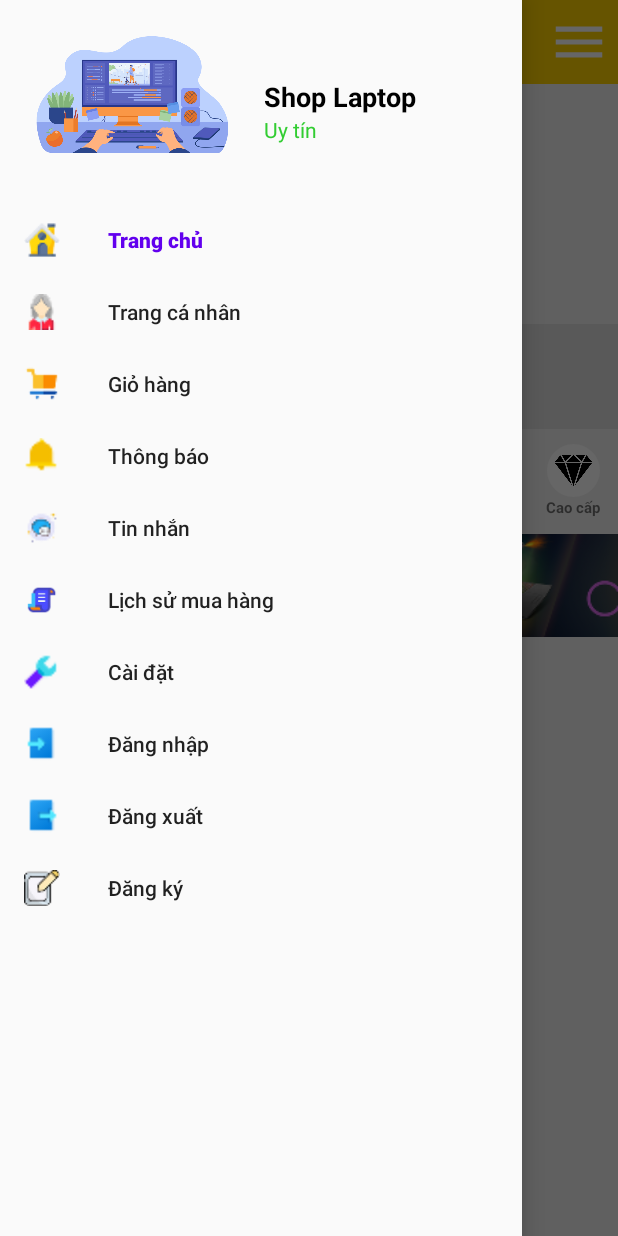
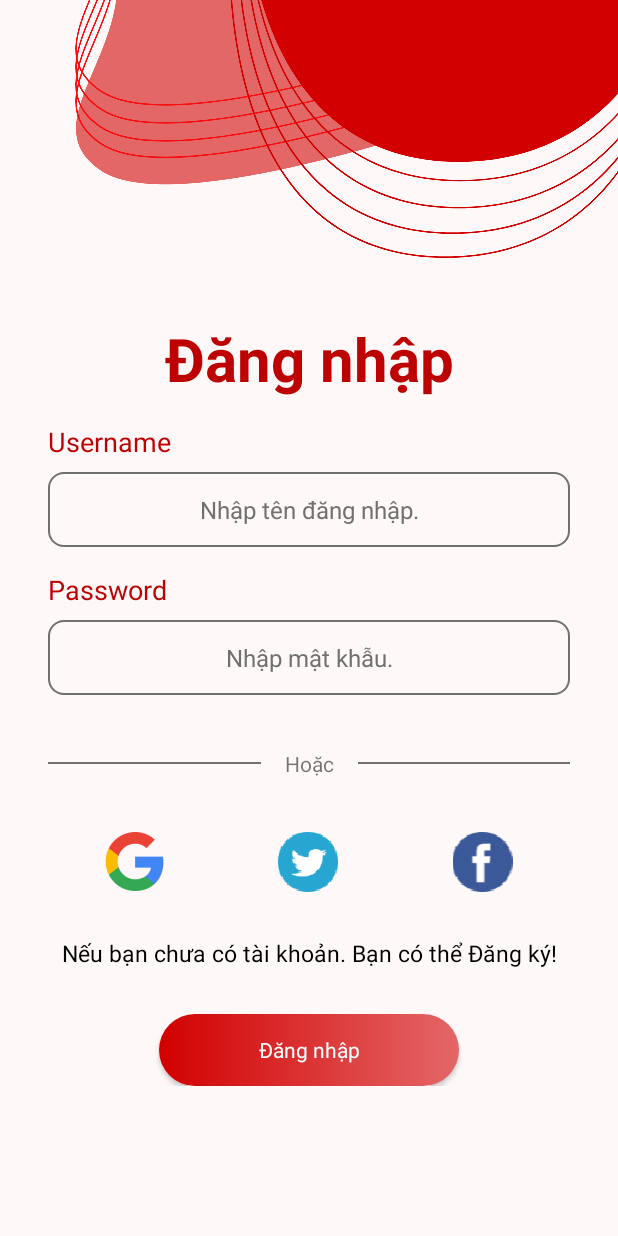
Before and after one commit to buianhtai1205/Android_AppSellLaptop, an Android app: the screen it shows after launch (MainActivity before the commit, LoginActivity after it), after a tap on "Đăng nhập", on a phone screen of 412 x 824 dp. Run offline under Robolectric (Android 15) with nearby library versions, the phone set to English and light mode, and no system bars; our stand-ins replace RxJava, Timber, navigation-ui; libraries missing offline, so code that uses them is left out: hu.akarnokd.rxjava3; pictures from the network do not load; 6 statements that could not run were skipped; 1 other tap on this screen came first.

Commit message:
add LoginActivity and SignUpActivity

```diff
--- a/app/build.gradle
+++ b/app/build.gradle
@@ -18,7 +18,11 @@ android {
     }
 
     buildTypes {
+        debug {
+            debuggable true
+        }
         release {
+            debuggable false
             minifyEnabled false
             proguardFiles getDefaultProguardFile('proguard-android-optimize.txt'), 'proguard-rules.pro'
         }
--- /dev/null
+++ b/app/src/main/java/com/appbanlaptop/activity/LoginActivity.java
@@ -0,0 +1,24 @@
+package com.appbanlaptop.activity;
+
+import android.content.Intent;
+import android.os.Bundle;
+import android.util.Log;
+
+import androidx.appcompat.app.AppCompatActivity;
+
+import com.appbanlaptop.R;
+
+public class LoginActivity extends AppCompatActivity {
+
+    @Override
+    protected void onCreate(Bundle savedInstanceState) {
+        super.onCreate(savedInstanceState);
+        setContentView(R.layout.activity_login);
+
+        Log.d("LoginActivity", "onCreate() called");
+
+//        Intent resultIntent = new Intent();
+//        setResult(RESULT_OK, resultIntent);
+//        finish();
+    }
+}
--- a/app/src/main/java/com/appbanlaptop/activity/MainActivity.java
+++ b/app/src/main/java/com/appbanlaptop/activity/MainActivity.java
@@ -1,5 +1,6 @@
 package com.appbanlaptop.activity;
 
+import androidx.annotation.NonNull;
 import androidx.appcompat.app.AppCompatActivity;
 import androidx.appcompat.widget.Toolbar;
 import androidx.core.view.GravityCompat;
@@ -17,6 +18,10 @@ import android.net.ConnectivityManager;
 import android.net.NetworkInfo;
 import android.os.Bundle;
 import android.os.Handler;
+import android.util.Log;
+import android.view.Menu;
+import android.view.MenuInflater;
+import android.view.MenuItem;
 import android.view.View;
 import android.view.WindowManager;
 import android.view.animation.Animation;
@@ -50,15 +55,69 @@ public class MainActivity extends AppCompatActivity {
     ImageView imageMenu;
     NavigationView navigationViewMain;
 
+
     @Override
     protected void onCreate(Bundle savedInstanceState) {
         super.onCreate(savedInstanceState);
-
         setContentView(R.layout.activity_main);
 
         AnhXa();
         ActionBar();
+        MenuHandleWithLogin();
 
+    }
+
+    @Override
+    protected void onActivityResult(int requestCode, int resultCode, Intent data) {
+        super.onActivityResult(requestCode, resultCode, data);
+
+        if (requestCode == 1) {
+            // Check if the login activity was successful
+            if (resultCode == RESULT_OK) {
+                // The login was successful, do something here (e.g. update UI, show a message)
+            } else {
+                // The login was not successful, do something here (e.g. show an error message)
+            }
+        }
+
+        if (requestCode == 2) {
+            // Check if the sign up activity was successful
+            if (resultCode == RESULT_OK) {
+                // The sign up was successful, do something here (e.g. update UI, show a message)
+            } else {
+                // The sign up was not successful, do something here (e.g. show an error message)
+            }
+        }
+    }
+
+    private void MenuHandleWithLogin() {
+        setItemInMenuWithLogin();
+        navigationViewMain.setNavigationItemSelectedListener(new NavigationView.OnNavigationItemSelectedListener() {
+            @Override
+            public boolean onNavigationItemSelected(@NonNull MenuItem item) {
+//                Log.d("MainActivity", "onNavigationItemSelected() called");
+                if (item.getItemId() == R.id.menuLogin) {
+//                    Log.d("MainActivity", "Launching login activity");
+                    Intent intent = new Intent(MainActivity.this, LoginActivity.class);
+                    startActivityForResult(intent, 1);
+                    return true;
+                }
+                if (item.getItemId() == R.id.menuRegister) {
+//                    Log.d("MainActivity", "Launching signup activity");
+                    Intent intent = new Intent(MainActivity.this, SignUpActivity.class);
+                    startActivityForResult(intent, 2);
+                    return true;
+                }
+                return false;
+            }
+        });
+    }
+
+    private void setItemInMenuWithLogin() {
+        Menu menu = navigationViewMain.getMenu();
+        MenuItem itemToHide = menu.findItem(R.id.menuLogout);
+        itemToHide.setVisible(false);
+        invalidateOptionsMenu();
     }
 
     private void ActionBar() {
--- a/app/src/main/res/layout/activity_login.xml
+++ b/app/src/main/res/layout/activity_login.xml
@@ -90,7 +90,7 @@
             </LinearLayout>
 
             <LinearLayout
-                android:layout_marginTop="16dp"
+                android:layout_marginTop="20dp"
                 android:layout_marginStart="32dp"
                 android:layout_marginEnd="32dp"
                 android:orientation="horizontal"
@@ -118,6 +118,7 @@
             <LinearLayout
                 android:layout_marginStart="32dp"
                 android:layout_marginEnd="32dp"
+                android:layout_marginTop="20dp"
                 android:orientation="horizontal"
                 android:layout_width="match_parent"
                 android:layout_height="match_parent">
@@ -143,13 +144,13 @@
                 android:textColor="#000"
                 android:gravity="center"
                 android:textSize="15sp"
-                android:layout_marginTop="20dp"
+                android:layout_marginTop="30dp"
                 android:layout_width="match_parent"
                 android:layout_height="wrap_content" />
 
             <Button
                 android:text="Đăng nhập"
-                android:layout_marginTop="15dp"
+                android:layout_marginTop="30dp"
                 android:gravity="center"
                 android:layout_gravity="center"
                 android:layout_width="200dp"
```
Also changed, not shown: app/src/main/AndroidManifest.xml (+8 -0 lines), app/src/main/java/com/appbanlaptop/activity/SignUpActivity.java (added, +21 -0 lines).
